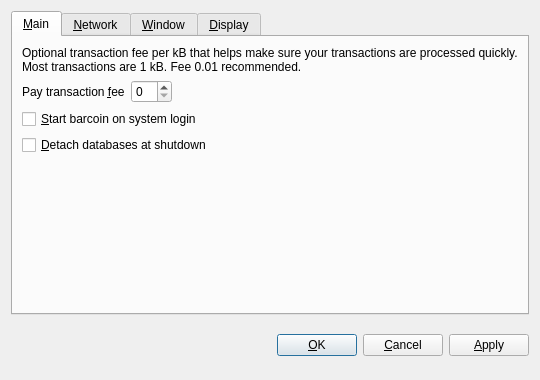
The window that src/qt/forms/optionsdialog.ui (rampcoin/rampcoin) describes before a commit, drawn with Qt 5.
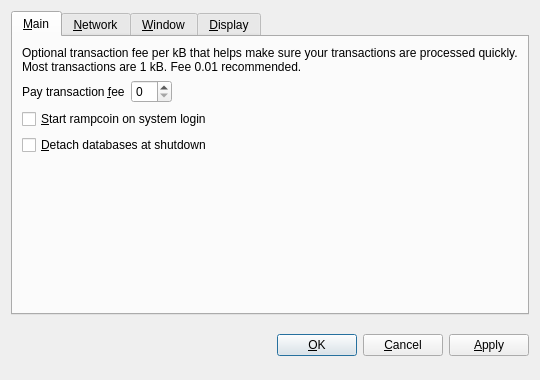
The same window after the commit. The open tabs and pages were chosen to show the change. Custom widgets are drawn as their Qt base class.

Diff of the .ui file:
```diff
--- a/src/qt/forms/optionsdialog.ui
+++ b/src/qt/forms/optionsdialog.ui
@@ -82,7 +82,7 @@
           <string>Automatically start barcoin after logging in to the system.</string>
          </property>
          <property name="text">
-          <string>&amp;Start barcoin on system login</string>
+          <string>&amp;Start rampcoin on system login</string>
          </property>
         </widget>
        </item>
```
Left out of the diff: 10 changed lines with no effect on the pictures.
